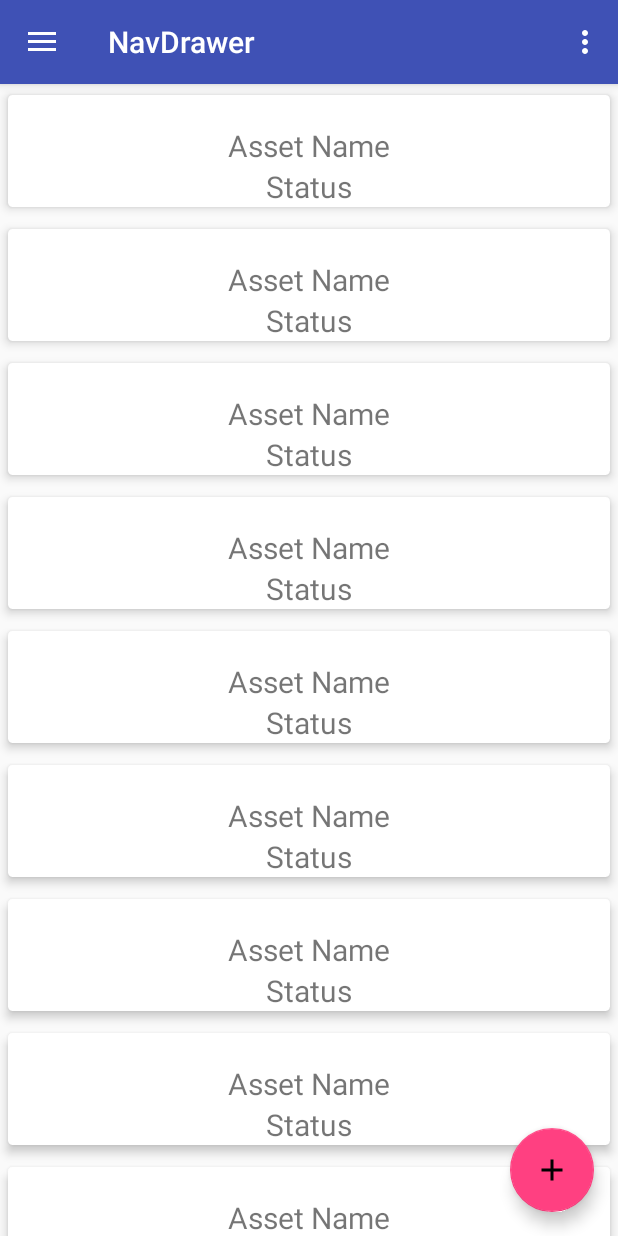
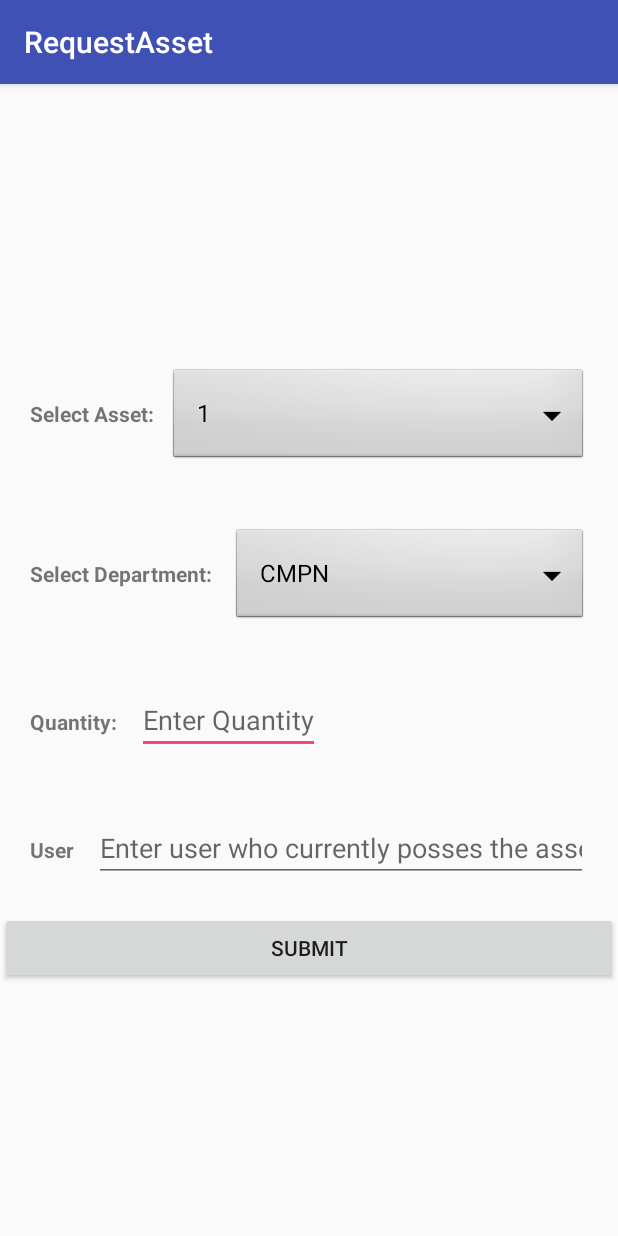
Before and after one commit to jay24rajput/AssetManagementApp, an Android app: the screen it shows after launch (NavDrawer before the commit, RequestAsset after it), in the side drawer, after a tap on "Request Asset", on a phone screen of 412 x 824 dp. Run offline under Robolectric (Android 15) with nearby library versions, the phone set to English and light mode, and no system bars.

Commit message:
Added remaining pages

```diff
--- a/app/src/main/java/com/example/jay/assetmanagementapp/NavDrawer.java
+++ b/app/src/main/java/com/example/jay/assetmanagementapp/NavDrawer.java
@@ -56,6 +56,17 @@ public class NavDrawer extends AppCompatActivity
 
         }
 
+        /*CardView cardView=(CardView)findViewById(R.id.cardview_cardview_layout);
+        cardView.setOnClickListener(new View.OnClickListener() {
+            @Override
+            public void onClick(View view) {
+                Intent intent=new Intent(NavDrawer.this,AssetOwned.class);
+                startActivity(intent);
+            }
+        });*/
+
+
+
 
     }
 
@@ -104,11 +115,14 @@ public class NavDrawer extends AppCompatActivity
         } else if (id == R.id.request_asset_maintainance) {
 
         } else if (id == R.id.request_asset) {
-
+            Intent requestAsset=new Intent(this,RequestAsset.class);
+            startActivity(requestAsset);
         }
 
         DrawerLayout drawer = (DrawerLayout) findViewById(R.id.drawer_layout);
         drawer.closeDrawer(GravityCompat.START);
         return true;
     }
+
+
 }
--- a/app/src/main/java/com/example/jay/assetmanagementapp/RequestAsset.java
+++ b/app/src/main/java/com/example/jay/assetmanagementapp/RequestAsset.java
@@ -2,6 +2,9 @@ package com.example.jay.assetmanagementapp;
 
 import android.support.v7.app.AppCompatActivity;
 import android.os.Bundle;
+import android.view.View;
+import android.widget.ArrayAdapter;
+import android.widget.Spinner;
 
 public class RequestAsset extends AppCompatActivity {
 
@@ -9,5 +12,28 @@ public class RequestAsset extends AppCompatActivity {
     protected void onCreate(Bundle savedInstanceState) {
         super.onCreate(savedInstanceState);
         setContentView(R.layout.activity_request_asset);
+
+        Spinner dropdown = findViewById(R.id.spinner_asset_name);
+//create a list of items for the spinner.
+        String[] items = new String[]{"1", "2", "three"};
+//create an adapter to describe how the items are displayed, adapters are used in several places in android.
+//There are multiple variations of this, but this is the basic variant.
+        ArrayAdapter<String> adapter = new ArrayAdapter<>(this, android.R.layout.simple_spinner_dropdown_item, items);
+//set the spinners adapter to the previously created one.
+        dropdown.setAdapter(adapter);
+
+        Spinner dropdown1 = findViewById(R.id.spinner_dept_name);
+//create a list of items for the spinner.
+        String[] items1 = new String[]{"CMPN","IT","EXTC","ETRX","INFT"};
+//create an adapter to describe how the items are displayed, adapters are used in several places in android.
+//There are multiple variations of this, but this is the basic variant.
+        ArrayAdapter<String> adapter1 = new ArrayAdapter<>(this, android.R.layout.simple_spinner_dropdown_item, items1);
+//set the spinners adapter to the previously created one.
+        dropdown1.setAdapter(adapter1);
+    }
+
+    public void submitRequestAsset(View view)
+    {
+        finish();
     }
 }
--- a/app/src/main/res/layout/activity_request_asset.xml
+++ b/app/src/main/res/layout/activity_request_asset.xml
@@ -1,9 +1,111 @@
 <?xml version="1.0" encoding="utf-8"?>
-<android.support.constraint.ConstraintLayout xmlns:android="http://schemas.android.com/apk/res/android"
+<LinearLayout xmlns:android="http://schemas.android.com/apk/res/android"
     xmlns:app="http://schemas.android.com/apk/res-auto"
     xmlns:tools="http://schemas.android.com/tools"
     android:layout_width="match_parent"
     android:layout_height="match_parent"
+    android:orientation="vertical"
+    android:gravity="center"
     tools:context=".RequestAsset">
 
-</android.support.constraint.ConstraintLayout>
+    <LinearLayout
+        android:layout_width="match_parent"
+        android:layout_height="wrap_content"
+        android:orientation="horizontal"
+        android:padding="20dp">
+
+        <TextView
+            android:layout_width="wrap_content"
+            android:layout_height="wrap_content"
+            android:text="Select Asset:"
+            android:paddingRight="10dp"
+            android:textStyle="bold"/>
+
+        <Spinner
+            android:id="@+id/spinner_asset_name"
+            android:layout_width="match_parent"
+            android:layout_height="wrap_content"
+            android:background="@android:drawable/btn_dropdown"
+            android:spinnerMode="dropdown"/>
+
+    </LinearLayout>
+
+
+
+    <LinearLayout
+        android:layout_width="match_parent"
+        android:layout_height="wrap_content"
+        android:orientation="horizontal"
+        android:padding="20dp">
+
+        <TextView
+            android:layout_width="wrap_content"
+            android:layout_height="wrap_content"
+            android:text="Select Department: "
+            android:paddingRight="10dp"
+            android:textStyle="bold"/>
+
+        <Spinner
+            android:id="@+id/spinner_dept_name"
+            android:layout_width="match_parent"
+            android:layout_height="wrap_content"
+            android:background="@android:drawable/btn_dropdown"
+            android:spinnerMode="dropdown"/>
+
+    </LinearLayout>
+
+    <LinearLayout
+        android:layout_width="match_parent"
+        android:layout_height="wrap_content"
+        android:orientation="horizontal"
+        android:padding="20dp">
+
+        <TextView
+            android:layout_width="wrap_content"
+            android:layout_height="wrap_content"
+            android:textStyle="bold"
+            android:text="Quantity: "
+            android:paddingRight="10dp"/>
+
+        <EditText
+            android:layout_width="wrap_content"
+            android:layout_height="wrap_content"
+            android:hint="Enter Quantity"
+            android:inputType="text"/>
+
+
+    </LinearLayout>
+
+
+    <LinearLayout
+        android:layout_width="match_parent"
+        android:layout_height="wrap_content"
+        android:orientation="horizontal"
+        android:padding="20dp">
+
+        <TextView
+            android:layout_width="wrap_content"
+            android:layout_height="wrap_content"
+            android:textStyle="bold"
+            android:text="User "
+            android:paddingRight="10dp"/>
+
+        <EditText
+            android:layout_width="wrap_content"
+            android:layout_height="wrap_content"
+            android:hint="Enter user who currently posses the asset"
+            android:inputType="text"/>
+
+
+    </LinearLayout>
+
+    <Button
+        android:layout_width="match_parent"
+        android:layout_height="wrap_content"
+        android:text="Submit"
+        android:gravity="center"
+        android:layout_gravity="center"
+        android:onClick="submitRequestAsset"/>
+
+
+</LinearLayout>
--- a/app/src/main/res/layout/cardview_layout.xml
+++ b/app/src/main/res/layout/cardview_layout.xml
@@ -7,7 +7,9 @@
     android:layout_margin="6dp"
     card_view:cardUseCompatPadding="true"
     card_view:cardElevation="4dp"
-    card_view:cardCornerRadius="3dp">
+    card_view:cardCornerRadius="3dp"
+    android:id="@+id/cardview_cardview_layout">
+
     <LinearLayout
         android:layout_width="match_parent"
         android:layout_height="wrap_content"
```
Also changed, not shown: app/src/main/AndroidManifest.xml (+7 -2 lines), app/src/main/java/com/example/jay/assetmanagementapp/AssetOwned.java (added, +19 -0 lines), app/src/main/res/layout/activity_asset_owned.xml (added, +83 -0 lines).
